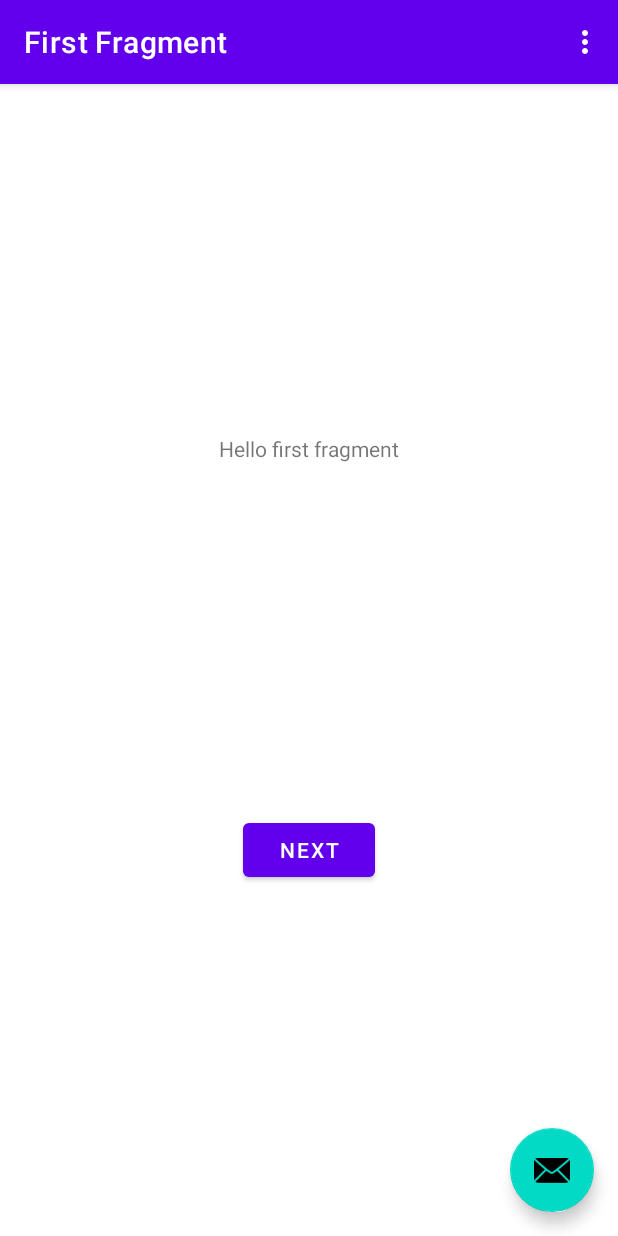
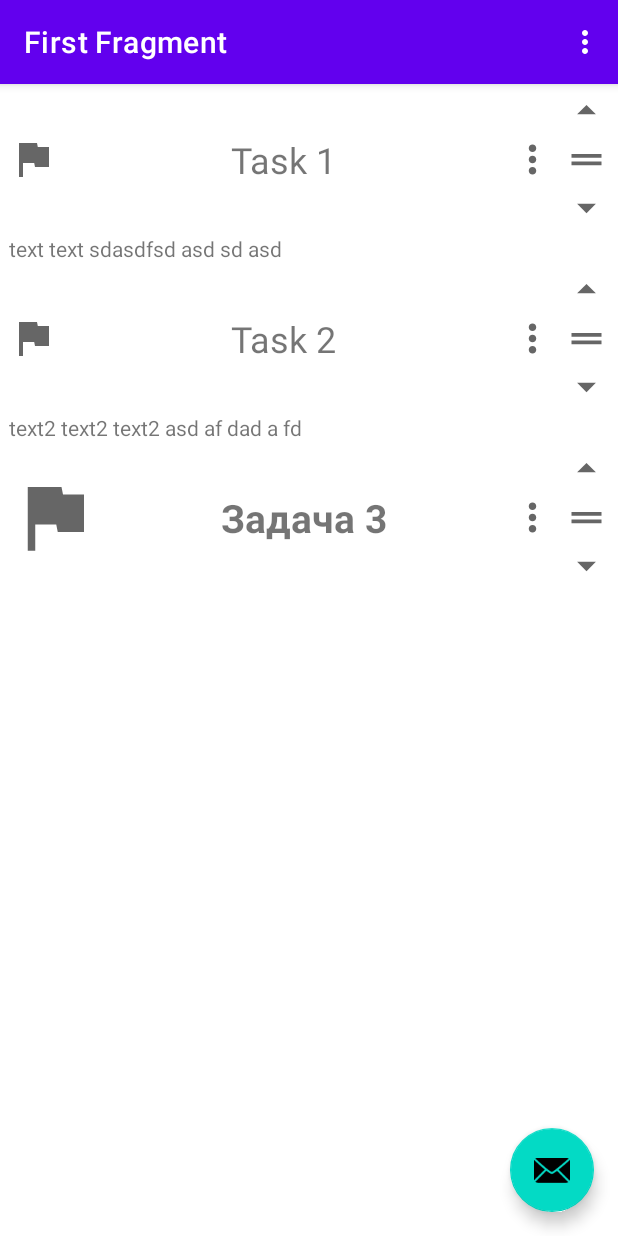
Before and after one commit to alex-eaa/TaskList, an Android app: the screen it shows after launch (MainActivity), on a phone screen of 412 x 824 dp. Run offline under Robolectric (Android 15) with nearby library versions, the phone set to English and light mode, and no system bars; our stand-ins replace Room's generated code, RxJava, navigation-ui.

Commit message:
Create RecyclerAdapter

```diff
--- a/app/src/main/java/com/example/tasklist/FirstFragment.kt
+++ b/app/src/main/java/com/example/tasklist/FirstFragment.kt
@@ -6,6 +6,7 @@ import androidx.fragment.app.Fragment
 import android.view.LayoutInflater
 import android.view.View
 import android.view.ViewGroup
+import android.widget.Toast
 import androidx.lifecycle.ViewModelProvider
 import androidx.navigation.fragment.findNavController
 import com.example.tasklist.databinding.FragmentFirstBinding
@@ -13,7 +14,7 @@ import com.example.tasklist.databinding.FragmentFirstBinding
 
 class FirstFragment : Fragment() {
 
-    companion object{
+    companion object {
         const val TAG = "FirstFragment"
     }
 
@@ -22,6 +23,16 @@ class FirstFragment : Fragment() {
 
     private val viewModel: FirstFragmentViewModel by lazy {
         ViewModelProvider(this).get(FirstFragmentViewModel::class.java)
+    }
+
+    private val adapter: RecyclerAdapter by lazy {
+        RecyclerAdapter(
+            object : RecyclerAdapter.OnListItemClickListener {
+                override fun onItemClick(data: Task) {
+                    Toast.makeText(requireActivity(), data.title, Toast.LENGTH_SHORT).show()
+                }
+            }
+        )
     }
 
     override fun onCreateView(
@@ -37,20 +48,25 @@ class FirstFragment : Fragment() {
     override fun onViewCreated(view: View, savedInstanceState: Bundle?) {
         super.onViewCreated(view, savedInstanceState)
 
-        binding.buttonFirst.setOnClickListener {
-//            findNavController().navigate(R.id.action_FirstFragment_to_SecondFragment)
-            viewModel.saveTaskToDB(
-                Task(15,1, "Task 1", "text text", false, false, "2021-10")
-            )
-            viewModel.saveTaskToDB(
-                Task(16,2, "Task 2", "text2 text2 text2", false, false, "2021-10")
-            )
-        }
+        binding.recyclerView.adapter = adapter
+
+        viewModel.saveTaskToDB(
+            Task(null, 1, "Task 1", "text text sdasdfsd asd sd asd ", false, false, "2021-10")
+        )
+        viewModel.saveTaskToDB(
+            Task(null, 2, "Task 2", "text2 text2 text2 asd af dad a fd ", false, false, "2021-10")
+        )
+        viewModel.saveTaskToDB(
+            Task(null, 3, "Задача 3", "text2 text2 text2 asd af dad a fd  ывоарплфыва ыфвларопфлоырапфыл валоыврп аылфв", true, false, "2021-10")
+        )
 
         viewModel.taskLiveData
             .observe(viewLifecycleOwner, {
                 Log.d(TAG, "Load data: ${it.toString()}")
-
+                adapter.setData(it.map { taskEntity ->
+                    convertEntityToTask(taskEntity)
+                })
+                adapter.notifyDataSetChanged()
             })
         viewModel.getAllTask()
     }
--- /dev/null
+++ b/app/src/main/java/com/example/tasklist/RecyclerAdapter.kt
@@ -0,0 +1,76 @@
+package com.example.tasklist
+
+import android.view.LayoutInflater
+import android.view.View
+import android.view.ViewGroup
+import androidx.appcompat.widget.AppCompatTextView
+import androidx.recyclerview.widget.RecyclerView
+
+class RecyclerAdapter(
+    private var onListItemClickListener: OnListItemClickListener
+) : RecyclerView.Adapter<RecyclerView.ViewHolder>() {
+
+    companion object {
+        private const val TYPE_STANDARD_PRIORITY = 0
+        private const val TYPE_HIGH_PRIORITY = 1
+        private const val TYPE_TITLE = 2
+    }
+
+    private var data: List<Task> = listOf<Task>()
+
+    fun setData(data: List<Task>){
+        this.data = data
+    }
+
+    override fun onCreateViewHolder(parent: ViewGroup, viewType: Int): RecyclerView.ViewHolder {
+        val inflater = LayoutInflater.from(parent.context)
+        return if (viewType == TYPE_STANDARD_PRIORITY) {
+            StandardViewHolder(inflater.inflate(R.layout.recycler_item_task, parent, false) as View)
+        } else {
+            HighViewHolder(
+                inflater.inflate(
+                    R.layout.recycler_item_task_high_priority,
+                    parent,
+                    false
+                ) as View
+            )
+        }
+    }
+
+    override fun onBindViewHolder(holder: RecyclerView.ViewHolder, position: Int) {
+        if (getItemViewType(position) == TYPE_STANDARD_PRIORITY){
+            holder as StandardViewHolder
+            holder.bind(data[position])
+        }else{
+            holder as HighViewHolder
+            holder.bind(data[position])
+        }
+    }
+
+    override fun getItemCount(): Int {
+        return data.size
+    }
+
+    override fun getItemViewType(position: Int): Int {
+        return if (data[position].isHighPriority) TYPE_HIGH_PRIORITY
+        else TYPE_STANDARD_PRIORITY
+    }
+
+    inner class StandardViewHolder(view: View) : RecyclerView.ViewHolder(view) {
+        fun bind(data: Task) {
+            itemView.findViewById<AppCompatTextView>(R.id.title).text = data.title
+            itemView.findViewById<AppCompatTextView>(R.id.content).text = data.content
+        }
+    }
+
+    inner class HighViewHolder(view: View) : RecyclerView.ViewHolder(view) {
+        fun bind(data: Task) {
+            itemView.findViewById<AppCompatTextView>(R.id.title).text = data.title
+            itemView.findViewById<AppCompatTextView>(R.id.content).text = data.content
+        }
+    }
+
+    interface OnListItemClickListener {
+        fun onItemClick(data: Task)
+    }
+}
--- a/app/src/main/res/layout/content_main.xml
+++ b/app/src/main/res/layout/content_main.xml
@@ -1,6 +1,7 @@
 <?xml version="1.0" encoding="utf-8"?>
 <androidx.constraintlayout.widget.ConstraintLayout xmlns:android="http://schemas.android.com/apk/res/android"
     xmlns:app="http://schemas.android.com/apk/res-auto"
+    xmlns:tools="http://schemas.android.com/tools"
     android:layout_width="match_parent"
     android:layout_height="match_parent"
     app:layout_behavior="@string/appbar_scrolling_view_behavior">
@@ -15,5 +16,7 @@
         app:layout_constraintLeft_toLeftOf="parent"
         app:layout_constraintRight_toRightOf="parent"
         app:layout_constraintTop_toTopOf="parent"
-        app:navGraph="@navigation/nav_graph" />
+        app:navGraph="@navigation/nav_graph"
+        tools:itemCount="3"
+        tools:listitem="@layout/recycler_item_task_high_priority" />
 </androidx.constraintlayout.widget.ConstraintLayout>
--- a/app/src/main/res/layout/fragment_first.xml
+++ b/app/src/main/res/layout/fragment_first.xml
@@ -6,23 +6,15 @@
     android:layout_height="match_parent"
     tools:context=".FirstFragment">
 
-    <TextView
-        android:id="@+id/textview_first"
-        android:layout_width="wrap_content"
-        android:layout_height="wrap_content"
-        android:text="@string/hello_first_fragment"
-        app:layout_constraintBottom_toTopOf="@id/button_first"
+    <androidx.recyclerview.widget.RecyclerView
+        android:id="@+id/recyclerView"
+        android:layout_width="match_parent"
+        android:layout_height="0dp"
+        app:layoutManager="androidx.recyclerview.widget.LinearLayoutManager"
+        app:layout_constraintBottom_toBottomOf="parent"
         app:layout_constraintEnd_toEndOf="parent"
+        app:layout_constraintHorizontal_bias="0.0"
         app:layout_constraintStart_toStartOf="parent"
         app:layout_constraintTop_toTopOf="parent" />
 
-    <Button
-        android:id="@+id/button_first"
-        android:layout_width="wrap_content"
-        android:layout_height="wrap_content"
-        android:text="@string/next"
-        app:layout_constraintBottom_toBottomOf="parent"
-        app:layout_constraintEnd_toEndOf="parent"
-        app:layout_constraintStart_toStartOf="parent"
-        app:layout_constraintTop_toBottomOf="@id/textview_first" />
 </androidx.constraintlayout.widget.ConstraintLayout>
--- a/app/src/main/res/layout/recycler_item_task.xml
+++ b/app/src/main/res/layout/recycler_item_task.xml
@@ -3,7 +3,7 @@
     xmlns:app="http://schemas.android.com/apk/res-auto"
     xmlns:tools="http://schemas.android.com/tools"
     android:layout_width="match_parent"
-    android:layout_height="match_parent">
+    android:layout_height="wrap_content">
 
     <androidx.constraintlayout.widget.Guideline
         android:id="@+id/guideline1"
--- a/app/src/main/res/layout/recycler_item_task_high_priority.xml
+++ b/app/src/main/res/layout/recycler_item_task_high_priority.xml
@@ -3,7 +3,7 @@
     xmlns:app="http://schemas.android.com/apk/res-auto"
     xmlns:tools="http://schemas.android.com/tools"
     android:layout_width="match_parent"
-    android:layout_height="match_parent">
+    android:layout_height="wrap_content">
 
     <androidx.constraintlayout.widget.Guideline
         android:id="@+id/guideline1"
@@ -82,7 +82,7 @@
     <androidx.appcompat.widget.AppCompatTextView
         android:id="@+id/content"
         android:layout_width="0dp"
-        android:layout_height="wrap_content"
+        android:layout_height="0dp"
         android:layout_marginHorizontal="6dp"
         android:gravity="fill_horizontal"
         android:textSize="14sp"
--- a/app/src/main/res/layout/recycler_item_title.xml
+++ b/app/src/main/res/layout/recycler_item_title.xml
@@ -3,7 +3,7 @@
     xmlns:app="http://schemas.android.com/apk/res-auto"
     xmlns:tools="http://schemas.android.com/tools"
     android:layout_width="match_parent"
-    android:layout_height="match_parent">
+    android:layout_height="wrap_content">
 
     <androidx.appcompat.widget.AppCompatTextView
         android:id="@+id/title"
```
